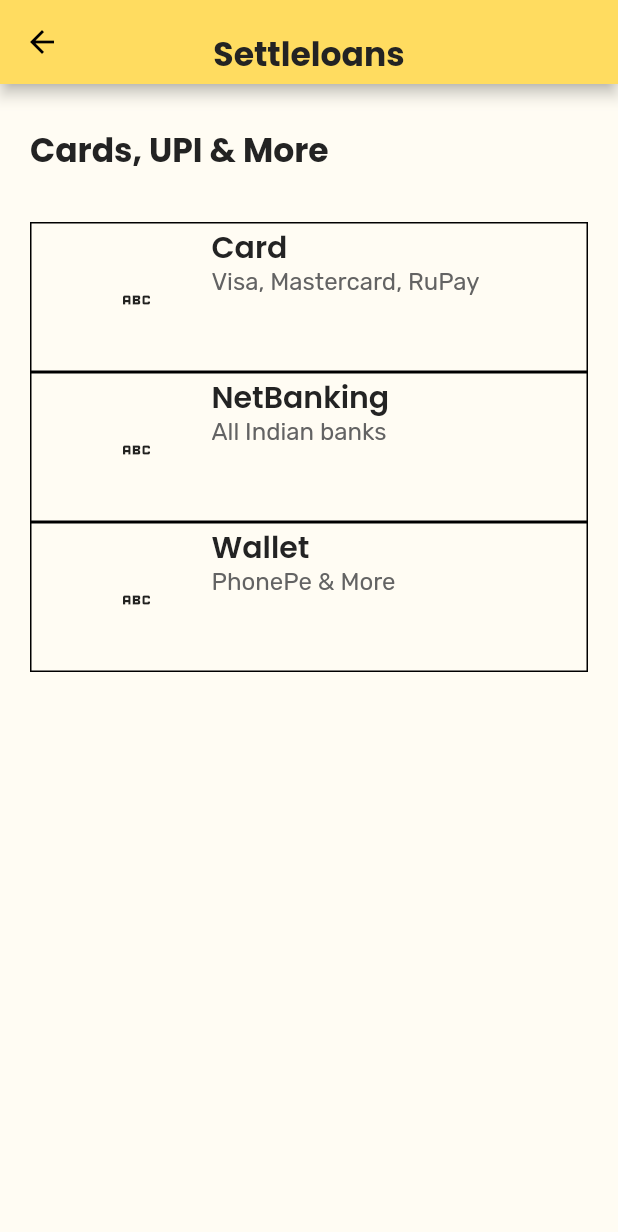
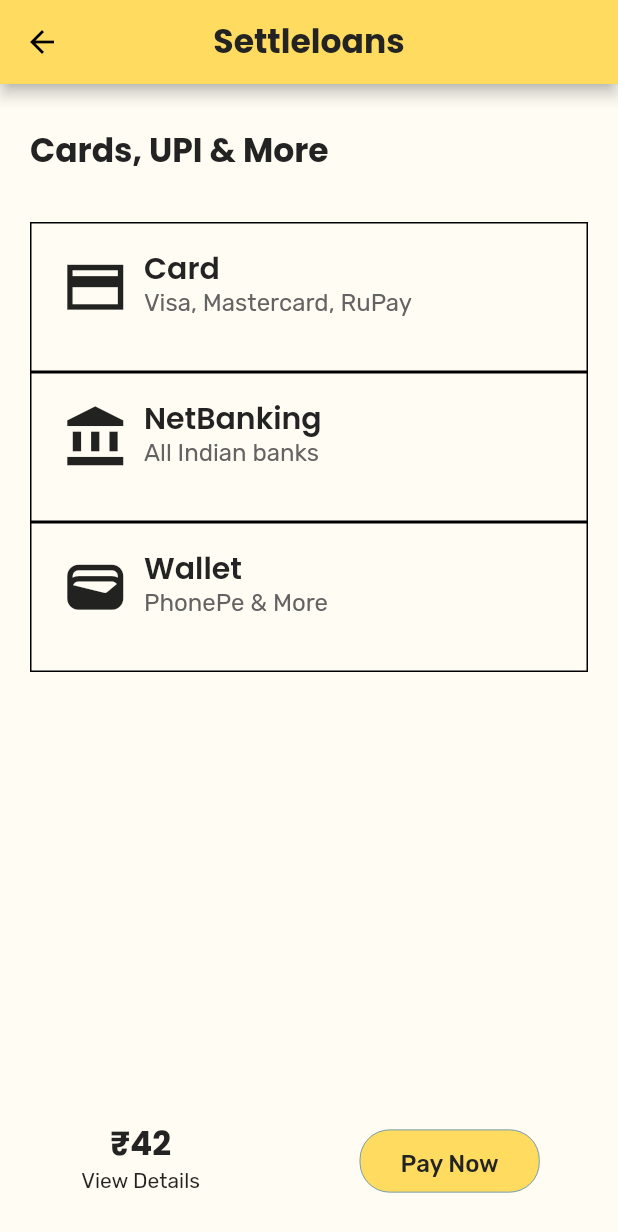
Before and after one commit to Huzaifa-Tawab/settleLoansApp, a Flutter app: the Paymentgateway screen opened directly, on a phone screen of 412 x 824 dp. Shown: the top 1232 px of the screen. Run offline on Flutter 3.47's test engine with Material 2 defaults, Android fonts, the phone set to English and light mode, and no system bars; our stand-ins replace cloud_firestore, firebase_auth, firebase_core, flutter_svg, google_fonts, google_sign_in and 1 more; missing offline and left inert: booking_calendar; accounts and stored records are empty.

Commit message:
paymentgate

```diff
--- a/lib/Constrains/Buttons.dart
+++ b/lib/Constrains/Buttons.dart
@@ -125,14 +125,15 @@ class Containerbutton extends StatelessWidget {
       padding: EdgeInsets.all(20),
       decoration: BoxDecoration( border: Border.all(),),
       child: Row(
+        mainAxisAlignment: MainAxisAlignment.start,
+        crossAxisAlignment: CrossAxisAlignment.start,
         children: [
-          Container(
-            width: 100,
-            height: 20,
-            child: icons,
-            // decoration: BoxDecoration(image: DecorationImage(image: AssetImage('Vector.png'))),
-            ),
+          icons
+
+          ,
+          SizedBox(width: 10,),
       Column(
+        mainAxisAlignment: MainAxisAlignment.center,
         crossAxisAlignment: CrossAxisAlignment.start,
         children: [
           Text(text,style: HeadingTextStyle2(),),
--- a/lib/Screens/Client/paymentgateway.dart
+++ b/lib/Screens/Client/paymentgateway.dart
@@ -1,4 +1,5 @@
 import 'package:flutter/material.dart';
+import 'package:google_fonts/google_fonts.dart';
 import 'package:settle_loans/Constrains/Buttons.dart';
 import 'package:settle_loans/Constrains/textstyles.dart';
 
@@ -14,9 +15,47 @@ class _PaymentgatewayState extends State<Paymentgateway> {
    Widget build(BuildContext context) {
     return Scaffold(
       appBar: AppBar(
-        title: Text("Settleloans",style: HeadingTextStyle1()),
+
+        title:
+          Text("Settleloans",style: TextStyle(
+
+              color: const Color(0xFF232323),
+    fontSize: 22,
+    fontFamily: GoogleFonts.poppins().fontFamily,
+    fontWeight: FontWeight.w700,
+          )),
+
         centerTitle: true,
+
       ),
+      bottomSheet: Container(
+        color: Color(0xffFFFCF3
+),
+        height: 100,
+
+      child: Row(
+        mainAxisAlignment: MainAxisAlignment.spaceAround,
+        children: [
+         Container(
+
+          padding: EdgeInsets.all(2),
+          height: 60,
+           child: Column(
+            // crossAxisAlignment: CrossAxisAlignment.center,
+             children: [
+               Text("₹"+"42",style:TextStyle(color: const Color(0xFF232323),
+    fontSize: 22,
+    fontFamily: GoogleFonts.poppins().fontFamily,
+    fontWeight: FontWeight.w700,)),
+               Text("View Details",style: TextStyle( )),
+             ],
+           ),
+         ),
+         SizedBox(
+          width: 120,
+          child: RoundedButton1(text: "Pay Now", onPressed: (){}))
+        ],
+      ),),
       body: Padding(
         padding: const EdgeInsets.only(left: 20,right: 20),
         child: Column(
@@ -24,9 +63,9 @@ class _PaymentgatewayState extends State<Paymentgateway> {
           children: [
             Text("Cards, UPI & More",style: HeadingTextStyle1(),),
             SizedBox(height: 20,),
-            Containerbutton(icons: Icon(Icons.abc),text: "Card",text2: "Visa, Mastercard, RuPay", onPressed: (){}),
-            Containerbutton(icons: Icon(Icons.abc),text: "NetBanking",text2: "All Indian banks", onPressed: (){}),
-            Containerbutton(icons: Icon(Icons.abc),text: "Wallet",text2: "PhonePe & More", onPressed: (){}),
+            Containerbutton(icons: Icon(Icons.credit_card_sharp,size: 45,),text: "Card",text2: "Visa, Mastercard, RuPay", onPressed: (){}),
+            Containerbutton(icons: Icon(Icons.account_balance,size: 45,),text: "NetBanking",text2: "All Indian banks", onPressed: (){}),
+            Containerbutton(icons: Icon(Icons.wallet,size: 45,),text: "Wallet",text2: "PhonePe & More", onPressed: (){}),
           ],
         ),
       ),
```
